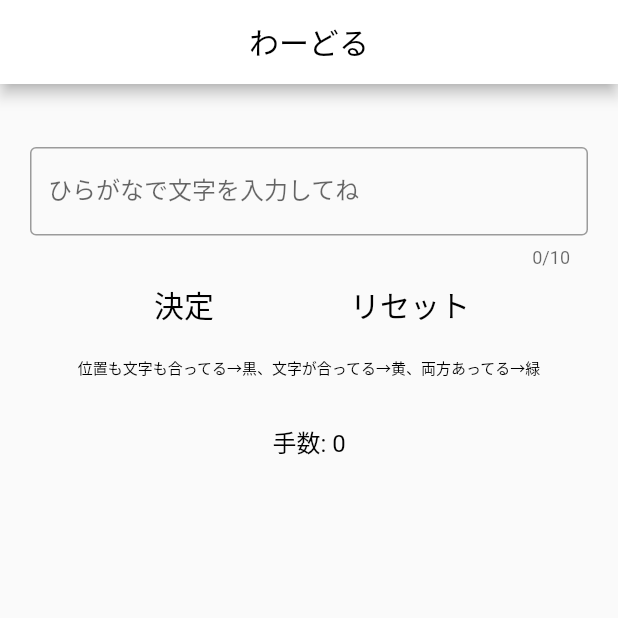
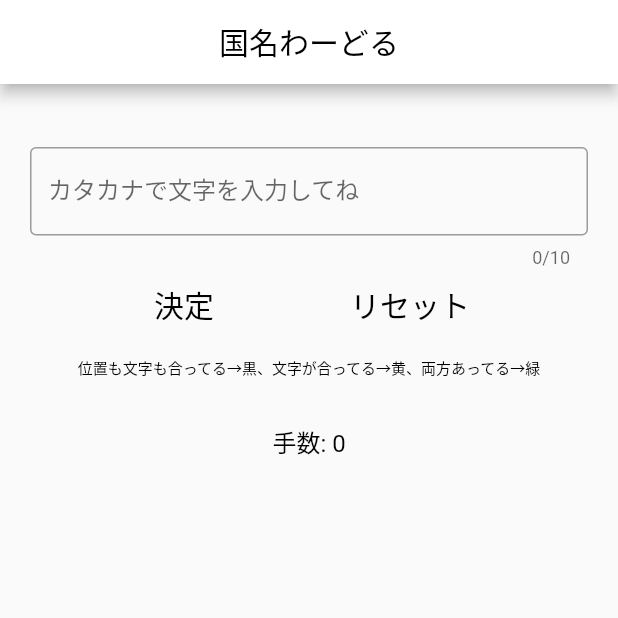
Before and after one commit to ppmasa8/flutterWordleJa, a Flutter app: the screen it shows after launch, on a phone screen of 412 x 824 dp, the top half of it. Run offline on Flutter 3.47's test engine with Material 2 defaults, Android fonts, the phone set to English and light mode, and no system bars; our stand-ins replace google_fonts.

Commit message:
Added katakana

```diff
--- a/lib/view/screens/homeview.dart
+++ b/lib/view/screens/homeview.dart
@@ -10,7 +10,7 @@ class HomeView extends StatelessWidget {
     return Scaffold(
       appBar: AppBar(
         centerTitle: true,
-        title: Text('わーどる',
+        title: Text('国名わーどる',
             style: GoogleFonts.yuseiMagic(
               color: Colors.black,
             )),
--- a/lib/view/utils/parts/contents.dart
+++ b/lib/view/utils/parts/contents.dart
@@ -80,13 +80,13 @@ class _ContentState extends State<Content> {
               maxLength: 10,
               inputFormatters: <TextInputFormatter>[
                 FilteringTextInputFormatter.allow(
-                    // ひらがな以外を弾くregex
-                    RegExp(r'^[\u3040-\u309F]+$')),
+                    // カタカナ以外を弾くregex
+                    RegExp(r'^[\u30A0-\u30FF]+$')),
               ],
               controller: textController,
               decoration: InputDecoration(
                 border: const OutlineInputBorder(),
-                labelText: 'ひらがなで文字を入力してね',
+                labelText: 'カタカナで文字を入力してね',
                 labelStyle: GoogleFonts.yuseiMagic(),
               ),
               onChanged: (letter) {
```
